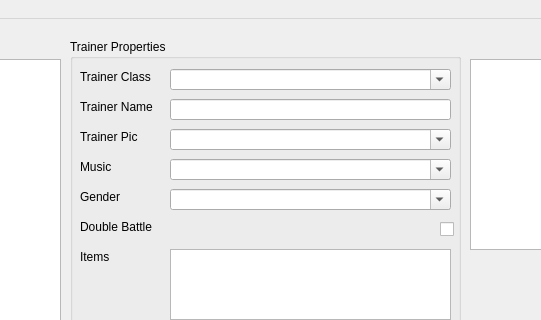
Old version of the form forms/mainwindow.ui in the repository V-FEXrt/porytrainer; both pictures show x 270 to 811 and y 0 to 320 of the 960 by 910 pixel window.
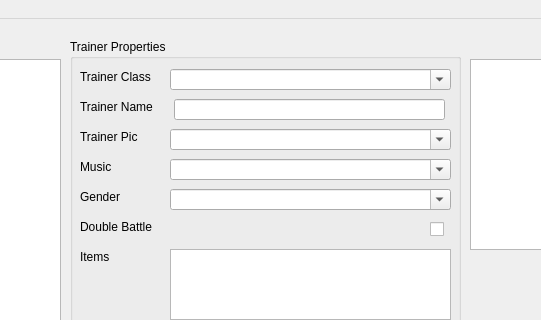
New version of the form.

Commit message: Tweak UI box sizes

Patch:
```diff
--- a/forms/mainwindow.ui
+++ b/forms/mainwindow.ui
@@ -44,7 +44,7 @@
       <rect>
        <x>10</x>
        <y>30</y>
-       <width>81</width>
+       <width>91</width>
        <height>16</height>
       </rect>
      </property>
@@ -57,7 +57,7 @@
       <rect>
        <x>10</x>
        <y>60</y>
-       <width>81</width>
+       <width>91</width>
        <height>16</height>
       </rect>
      </property>
@@ -68,9 +68,9 @@
     <widget class="QLineEdit" name="lineEdit_trainerName">
      <property name="geometry">
       <rect>
-       <x>100</x>
+       <x>104</x>
        <y>60</y>
-       <width>281</width>
+       <width>271</width>
        <height>21</height>
       </rect>
      </property>
@@ -93,7 +93,7 @@
       <rect>
        <x>10</x>
        <y>90</y>
-       <width>71</width>
+       <width>81</width>
        <height>16</height>
       </rect>
      </property>
@@ -119,7 +119,7 @@
       <rect>
        <x>10</x>
        <y>180</y>
-       <width>81</width>
+       <width>151</width>
        <height>16</height>
       </rect>
      </property>
@@ -130,7 +130,7 @@
     <widget class="QCheckBox" name="checkBox_doubleBattle">
      <property name="geometry">
       <rect>
-       <x>370</x>
+       <x>360</x>
        <y>180</y>
        <width>21</width>
        <height>20</height>
```
